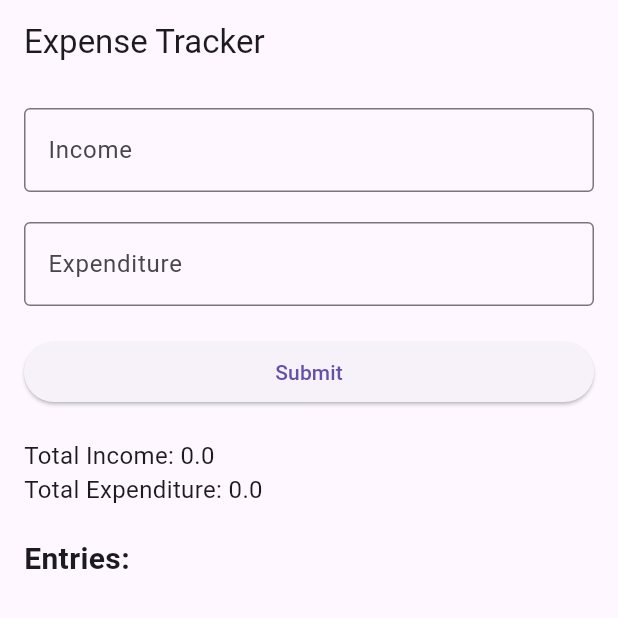
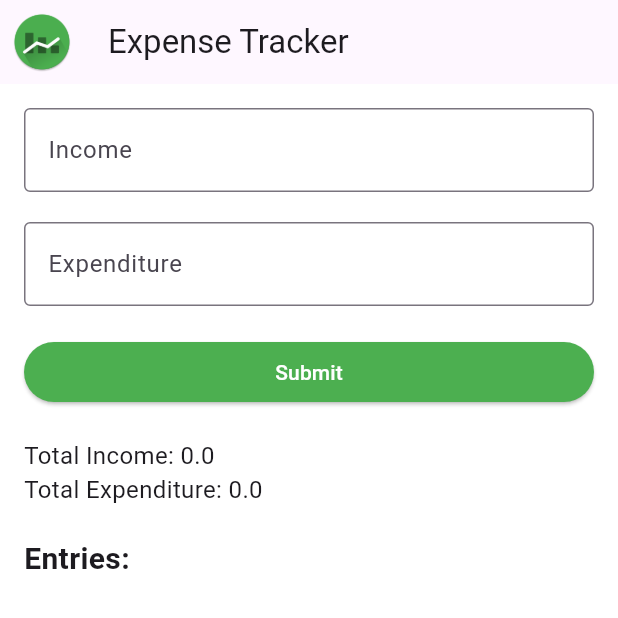
Before and after one commit to alanvarghese52/Expense_Tracker, a Flutter app: the screen it shows after launch, on a phone screen of 412 x 824 dp, the top half of it. Run offline on Flutter 3.47's test engine with Material 3 defaults, Android fonts, the phone set to English and light mode, and no system bars.

Commit message:
add logo and add some colors

```diff
--- a/lib/expense_tracker.dart
+++ b/lib/expense_tracker.dart
@@ -44,7 +44,12 @@ class _ExpenseTrackerState extends State<ExpenseTracker> {
     return Scaffold(
       appBar: AppBar(
         title: const Text('Expense Tracker'),
+        leading: Padding(
+          padding: const EdgeInsets.all(8.0),
+          child: Image.asset('assets/images/logo.png'), // Add your logo asset here
+        ),
       ),
+      backgroundColor: Colors.white,
       body: Padding(
         padding: const EdgeInsets.all(16.0),
         child: Column(
@@ -70,8 +75,12 @@ class _ExpenseTrackerState extends State<ExpenseTracker> {
             const SizedBox(height: 20),
             ElevatedButton(
               onPressed: _submitEntry,
-              child: const Text('Submit'),
+              style: ElevatedButton.styleFrom(
+                backgroundColor: Colors.green, // Change button color to green
+              ),
+              child: const Text('Submit',style: TextStyle(color: Colors.white),),
             ),
+
             const SizedBox(height: 20),
             Text(
               'Total Income: $totalIncome',
--- a/pubspec.yaml
+++ b/pubspec.yaml
@@ -59,9 +59,9 @@ flutter:
   uses-material-design: true
 
   # To add assets to your application, add an assets section, like this:
-  # assets:
-  #   - images/a_dot_burr.jpeg
-  #   - images/a_dot_ham.jpeg
+  assets:
+   - assets/images/logo.png
+
 
   # An image asset can refer to one or more resolution-specific "variants", see
   # https://flutter.dev/assets-and-images/#resolution-aware
```
Also changed, not shown: assets/images/logo.png (added).
